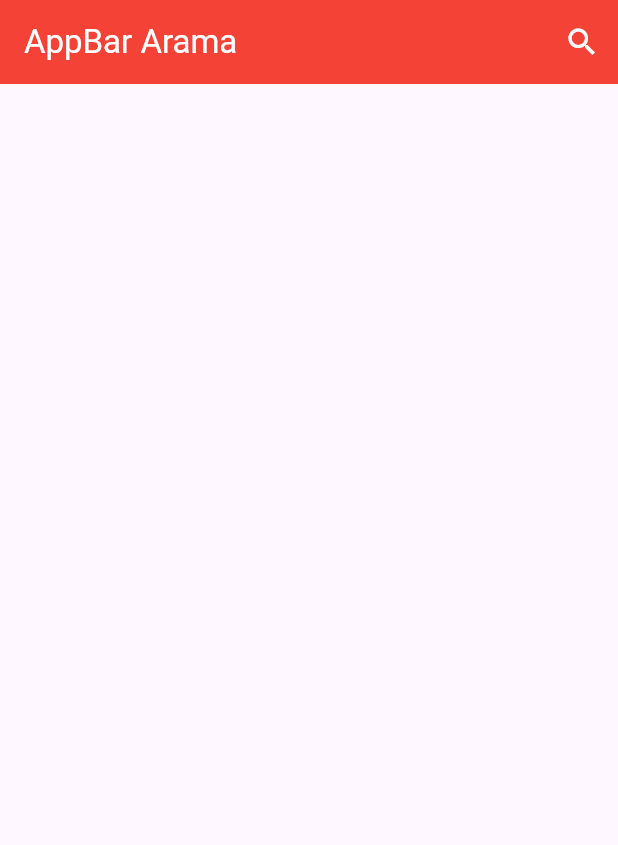
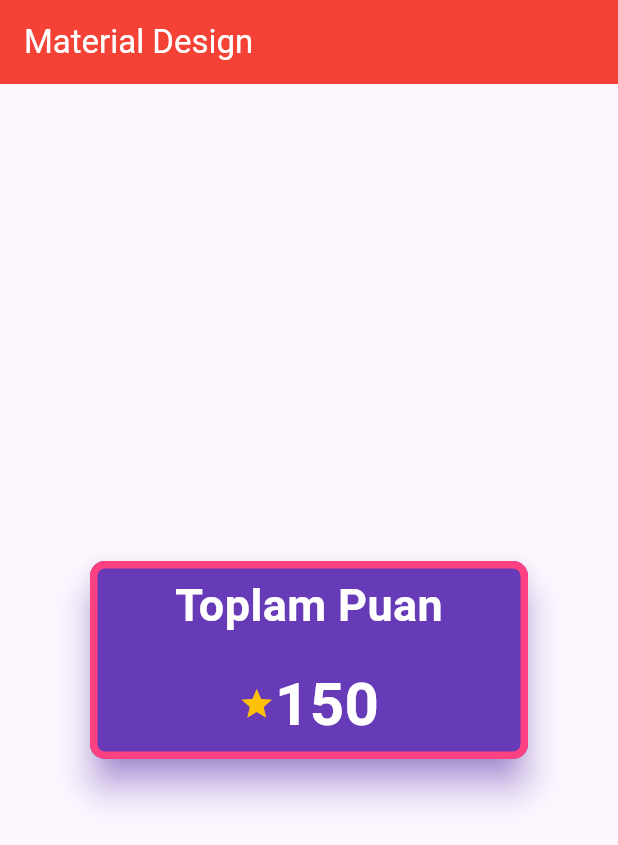
Before and after one commit to SERENGOKYILDIZ/FLUTTER_ANDROID_MATERIAL_DESIGN, a Flutter app: the screen it shows after launch, on a phone screen of 412 x 824 dp. Shown: the top 845 px of the screen. Run offline on Flutter 3.47's test engine with Material 3 defaults, Android fonts, the phone set to English and light mode, and no system bars.

Commit message:
Learned using of Card

```diff
--- a/lib/main.dart
+++ b/lib/main.dart
@@ -26,50 +26,50 @@ class Anasayfa extends StatefulWidget {
 }
 
 class _AnasayfaState extends State<Anasayfa> {
-
-  bool aramaDurumu = false;
-
   @override
   Widget build(BuildContext context) {
     return Scaffold(
       appBar: AppBar(
         backgroundColor: Colors.red,
         foregroundColor: Colors.white,
-        title: aramaDurumu ?
-        TextField(
-          decoration: InputDecoration(
-            hintText: "Arama için bir şey yazın..."
-          ),
-          onChanged: (aramaSonucu){
-            print("Arama sonucu $aramaSonucu");
-          },
-        ) : Text("AppBar Arama"),
-        actions: [
-          aramaDurumu ?
-          IconButton(
-            icon: Icon(Icons.cancel),
-            onPressed: (){
-              setState(() {
-                aramaDurumu = false;
-              });
-            },
-          )
-          :
-          IconButton(
-            icon: Icon(Icons.search),
-            onPressed: (){
-              setState(() {
-                aramaDurumu = true;
-              });
-            },
-          ),
-        ],
+        title: Text("Material Design")
       ),
       body: Center(
         child: Column(
           mainAxisAlignment: MainAxisAlignment.center,
           children: [
-
+            SizedBox(
+              width: 300,
+              child: Card(
+                color: Colors.deepPurple,
+                elevation: 10, ///-> Derinlik
+                shadowColor: Colors.deepPurpleAccent, ///-> Gölgenin rengi
+                shape: RoundedRectangleBorder( ///-> Radüs vermeye yarar
+                  borderRadius: BorderRadius.all(Radius.circular(10)),
+                  side: BorderSide(width: 5, color: Colors.pinkAccent) ///-> Çerçeve ekler
+                ),
+                child: Center(
+                  child: Column(
+                    children: [
+                      Padding(
+                        padding: EdgeInsets.all(8.0),
+                        child: Text("Toplam Puan", style: TextStyle(color: Colors.white, fontSize: 30, fontWeight: FontWeight.bold)),
+                      ),
+                      Padding(
+                        padding: const EdgeInsets.all(8.0),
+                        child: Row(
+                          mainAxisAlignment: MainAxisAlignment.center,
+                          children: [
+                            Icon(Icons.star, color: Colors.amber),
+                            Text("150", style: TextStyle(color: Colors.white, fontSize: 40, fontWeight: FontWeight.bold)),
+                          ],
+                        ),
+                      )
+                    ],
+                  ),
+                ),
+              ),
+            ),
           ],
         ),
       ),
```
